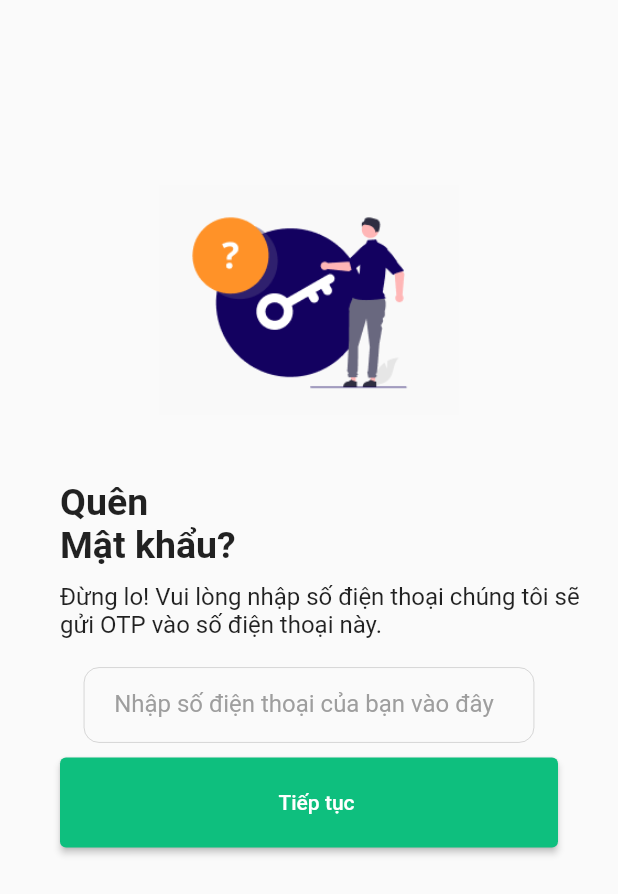
After one commit to nguyenletrongnhanofficial/veli_flutter, a Flutter app: the ForgotpassPage screen opened directly, on a phone screen of 412 x 824 dp. The commit adds this screen. Shown: the top 894 px of the screen. Run offline on Flutter 3.47's test engine with Material 2 defaults, Android fonts, the light colour scheme and no system bars.

Commit message:
add forgotpass page, otp page, successfully page, addpost page

```diff
--- /dev/null
+++ b/lib/modules/auth/pages/forgot_password_page.dart
@@ -0,0 +1,77 @@
+import 'package:flutter/material.dart';
+import '../widgets/auth_action_button.dart';
+import '../widgets/auth_form_text_field.dart';
+
+class ForgotpassPage extends StatelessWidget {
+  const ForgotpassPage({Key? key}) : super(key: key);
+
+  @override
+  Widget build(BuildContext context) {
+    return Scaffold(
+      body: Padding(
+        padding: const EdgeInsets.all(0),
+        child: Column(
+          crossAxisAlignment: CrossAxisAlignment.start,
+          children: [
+            const SizedBox(height: 100),
+            Align(
+              alignment: Alignment.center,
+              child: Image.asset(
+                'assets/images/image_forgot_pass.png',
+                width: 200,
+                height: 200,
+              ),
+            ),
+            const SizedBox(height: 20),
+            const Padding(
+              padding: EdgeInsets.only(left: 40),
+              child: Text(
+                'Quên',
+                style: TextStyle(
+                  fontSize: 25,
+                  fontWeight: FontWeight.bold,
+                ),
+                textAlign: TextAlign.center,
+              ),
+            ),
+            const Padding(
+              padding: EdgeInsets.only(left: 40),
+              child: Text(
+                'Mật khẩu?',
+                style: TextStyle(
+                  fontSize: 25,
+                  fontWeight: FontWeight.bold,
+                ),
+                textAlign: TextAlign.center,
+              ),
+            ),
+            const SizedBox(height: 10),
+            const Padding(
+              padding: EdgeInsets.only(left: 40),
+              child: Text(
+                'Đừng lo! Vui lòng nhập số điện thoại chúng tôi sẽ gửi OTP vào số điện thoại này.',
+                style: TextStyle(
+                  fontSize: 16,
+                ),
+              ),
+            ),
+            Container(
+              alignment: Alignment.center,
+              child: const AuthFormTextField(
+                label: '',
+                hint: 'Nhập số điện thoại của bạn vào đây',
+                obscureText: true,
+              ),
+            ),
+            AuthActionButton(
+              text: 'Tiếp tục',
+              onPressed: () {
+                // Xử lý BE
+              },
+            ),
+          ],
+        ),
+      ),
+    );
+  }
+}
--- a/lib/modules/auth/pages/login_page.dart
+++ b/lib/modules/auth/pages/login_page.dart
@@ -35,12 +35,12 @@ class LoginPage extends StatelessWidget {
               ),
             ),
             const SizedBox(height: 50),
-            AuthFormTextField(
+            const AuthFormTextField(
               label: 'Số điện thoại',
               hint: 'Nhập số điện thoại',
             ),
             const SizedBox(height: 10),
-            AuthFormTextField(
+            const AuthFormTextField(
               label: 'Mật khẩu',
               hint: 'Nhập mật khẩu',
               obscureText: true,
--- a/lib/modules/auth/pages/sign_up_page.dart
+++ b/lib/modules/auth/pages/sign_up_page.dart
@@ -35,7 +35,7 @@ class SignupPage extends StatelessWidget {
                 textAlign: TextAlign.center,
               ),
             ),
-            const SizedBox(height: 50),
+            const SizedBox(height: 30),
             const AuthFormTextField(
               label: 'Họ và tên',
               hint: 'Nguyễn Văn A',
--- a/lib/modules/auth/widgets/auth_action_button.dart
+++ b/lib/modules/auth/widgets/auth_action_button.dart
@@ -21,8 +21,8 @@ class AuthActionButton extends StatelessWidget {
   Widget build(BuildContext context) {
     return Container(
       width: 500,
-      height: 100,
-      padding: const EdgeInsets.fromLTRB(40, 20, 40, 20),
+      height: 80,
+      padding: const EdgeInsets.fromLTRB(40, 10, 40, 10),
       child: ElevatedButton(
         onPressed: onPressed,
         style: ElevatedButton.styleFrom(
--- /dev/null
+++ b/lib/modules/auth/widgets/otp_text_field.dart
@@ -0,0 +1 @@
+// TODO Implement this library.
--- a/lib/widgets/nav_bar/src/widget/nav_bar_button.dart
+++ b/lib/widgets/nav_bar/src/widget/nav_bar_button.dart
@@ -35,6 +35,7 @@ class NavBarButton extends StatefulWidget {
   }) : super(key: key);
 
   @override
+  // ignore: library_private_types_in_public_api
   _NavBarButtonState createState() => _NavBarButtonState();
 }
 
```
Also changed, not shown: lib/main.dart (+13 -6 lines), lib/modules/auth/pages/otp_page.dart (added, +103 -0 lines), lib/modules/auth/pages/successfully_page.dart (added, +53 -0 lines), lib/modules/auth/widgets/auth_countdown.dart (added, +60 -0 lines), lib/modules/auth/widgets/auth_text_field_40x40.dart (added, +26 -0 lines), lib/modules/post/pages/add_post_page.dart (added, +129 -0 lines), lib/modules/post/widgets/post_form_text_field.dart (added, +54 -0 lines), assets/images/image_Successfully.png (added), assets/images/image_avt_default.jpg (added), assets/images/image_forgot_pass.png (added), assets/images/image_otp.png (added).
